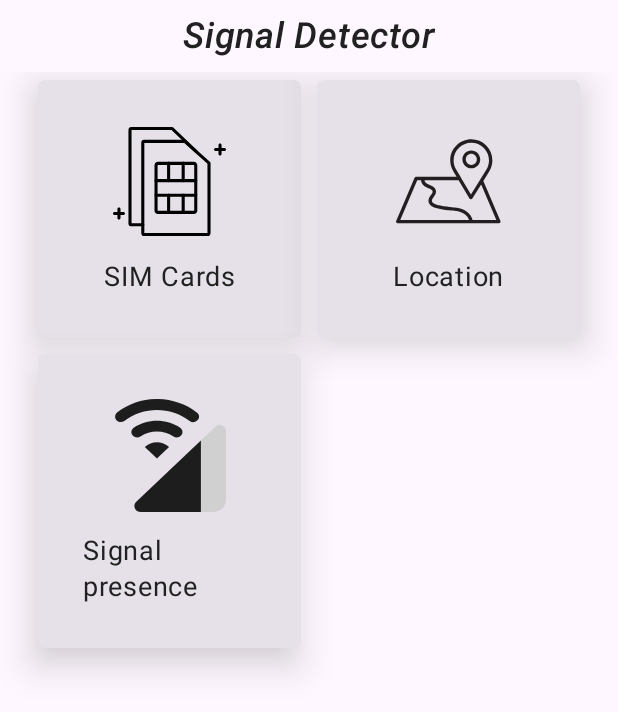
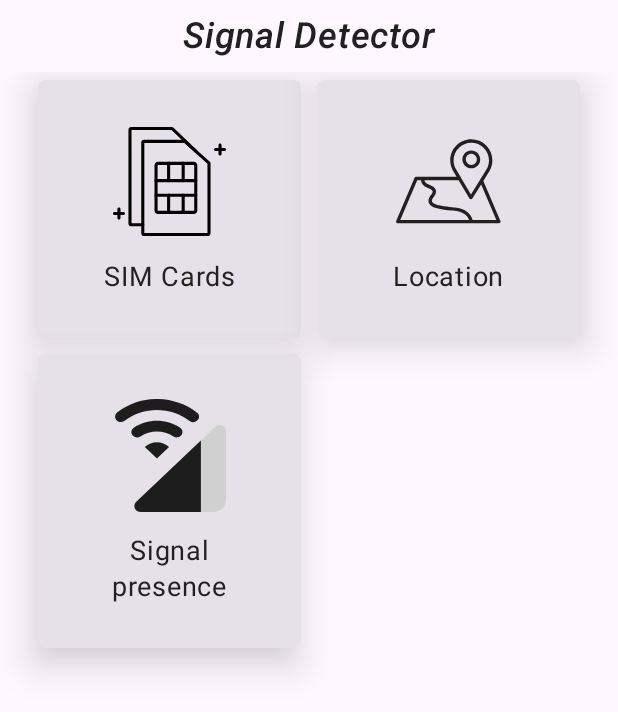
Before and after one commit to sali1290/SignalDetector, an Android app built with Jetpack Compose: the screen it shows after launch (MainActivity), on a phone screen of 412 x 824 dp. Shown: the top 712 px of the screen. Run offline under Robolectric (Android 15) with nearby library versions, the phone set to English and light mode, and no system bars; our stand-ins replace Dagger/Hilt's generated code; libraries missing offline, so code that uses them is left out: com.blongho.country_data; 1 statement that could not run was skipped.

Commit message:
Fix MainScreen items text

```diff
--- a/app/src/main/java/com/example/signaldetector/view/screens/MainScreen.kt
+++ b/app/src/main/java/com/example/signaldetector/view/screens/MainScreen.kt
@@ -21,6 +21,7 @@ import androidx.compose.ui.Alignment
 import androidx.compose.ui.Modifier
 import androidx.compose.ui.res.painterResource
 import androidx.compose.ui.res.stringResource
+import androidx.compose.ui.text.style.TextAlign
 import androidx.compose.ui.tooling.preview.Preview
 import androidx.compose.ui.unit.dp
 import androidx.navigation.NavController
@@ -100,7 +101,12 @@ fun MainItems(title: String, icon: Int, onItemClickListener: () -> Unit) {
                     .height(75.dp)
             )
             Spacer(modifier = Modifier.height(15.dp))
-            Text(text = title, style = Typography.bodyLarge)
+            Text(
+                text = title,
+                style = Typography.bodyLarge,
+                textAlign = TextAlign.Center,
+                modifier = Modifier.fillMaxWidth()
+            )
         }
     }
 
--- a/app/src/main/java/com/example/signaldetector/view/utils/CheckSignalPresence.kt
+++ b/app/src/main/java/com/example/signaldetector/view/utils/CheckSignalPresence.kt
@@ -1,7 +1,6 @@
 package com.example.signaldetector.view.utils
 
 import android.Manifest
-import android.bluetooth.BluetoothAdapter
 import android.bluetooth.BluetoothManager
 import android.content.Context
 import android.content.Context.LOCATION_SERVICE
@@ -13,7 +12,6 @@ import android.nfc.NfcManager
 import android.telephony.SubscriptionManager
 import android.widget.Toast
 import androidx.core.app.ActivityCompat
-
 
 fun checkWifiPresence(context: Context): Boolean {
     val connectivityManager =
```
